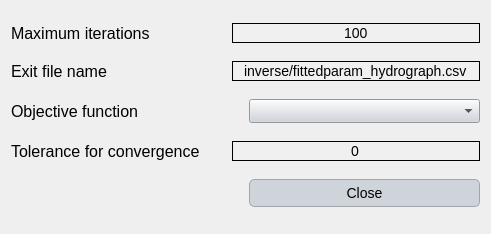
This is Source_code/ui/calibration_advanced_settings_hydrograph.ui in Inigobarbe/VFSMOD-GUI as Qt 5 draws it before an edit. The edited form follows.
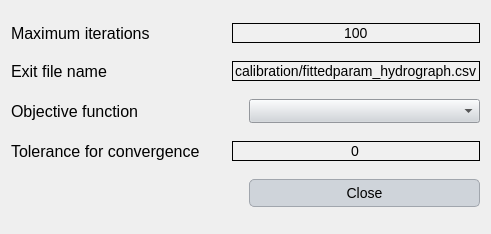
This is the edited form.

What changed in the file:
```diff
--- a/Source_code/ui/calibration_advanced_settings_hydrograph.ui
+++ b/Source_code/ui/calibration_advanced_settings_hydrograph.ui
@@ -162,7 +162,7 @@
      <item>
       <widget class="QLineEdit" name="exit_file">
        <property name="text">
-        <string>inverse/fittedparam_hydrograph.csv</string>
+        <string>calibration/fittedparam_hydrograph.csv</string>
        </property>
        <property name="alignment">
         <set>Qt::AlignCenter</set>
```
